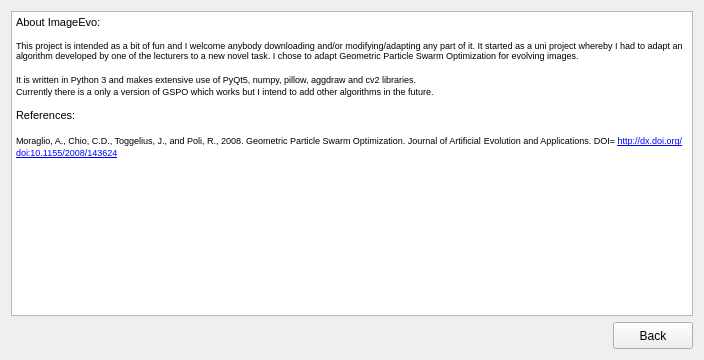
First picture: the form in ui/about_ui.ui, repository eM7RON/ImageEvo, before the edit.
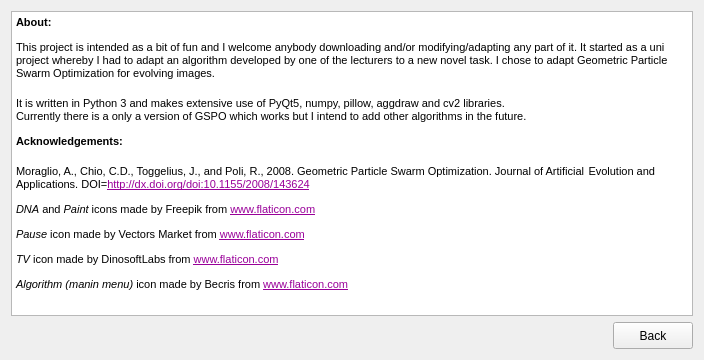
Second picture: the form after the edit.

```diff
--- a/ui/about_ui.ui
+++ b/ui/about_ui.ui
@@ -44,12 +44,15 @@
 &lt;html&gt;&lt;head&gt;&lt;meta name=&quot;qrichtext&quot; content=&quot;1&quot; /&gt;&lt;style type=&quot;text/css&quot;&gt;
 p, li { white-space: pre-wrap; }
 &lt;/style&gt;&lt;/head&gt;&lt;body style=&quot; font-family:'MS Shell Dlg 2'; font-size:8.25pt; font-weight:400; font-style:normal;&quot;&gt;
-&lt;p style=&quot; margin-top:0px; margin-bottom:0px; margin-left:0px; margin-right:0px; -qt-block-indent:0; text-indent:0px;&quot;&gt;&lt;span style=&quot; font-size:8pt;&quot;&gt;About ImageEvo:&lt;/span&gt;&lt;/p&gt;
-&lt;p style=&quot;-qt-paragraph-type:empty; margin-top:0px; margin-bottom:0px; margin-left:0px; margin-right:0px; -qt-block-indent:0; text-indent:0px; font-size:7pt;&quot;&gt;&lt;br /&gt;&lt;/p&gt;
-&lt;p style=&quot; margin-top:0px; margin-bottom:0px; margin-left:0px; margin-right:0px; -qt-block-indent:0; text-indent:0px;&quot;&gt;&lt;span style=&quot; font-size:7pt;&quot;&gt;This project is intended as a bit of fun and I welcome anybody downloading and/or modifying/adapting any part of it. It started as a uni project whereby I had to adapt an algorithm developed by one of the lecturers to a new novel task. I chose to adapt Geometric Particle Swarm Optimization for evolving images. &lt;/span&gt;&lt;/p&gt;
-&lt;p style=&quot; margin-top:12px; margin-bottom:12px; margin-left:0px; margin-right:0px; -qt-block-indent:0; text-indent:0px;&quot;&gt;&lt;span style=&quot; font-size:7pt;&quot;&gt;It is written in Python 3 and makes extensive use of PyQt5, numpy, pillow, aggdraw and cv2 libraries.&lt;/span&gt;&lt;span style=&quot; font-size:8pt;&quot;&gt;&lt;br /&gt;&lt;/span&gt;&lt;span style=&quot; font-size:7pt;&quot;&gt;Currently there is a only a version of GSPO which works but I intend to add other algorithms in the future.&lt;/span&gt;&lt;/p&gt;
-&lt;p style=&quot; margin-top:12px; margin-bottom:12px; margin-left:0px; margin-right:0px; -qt-block-indent:0; text-indent:0px;&quot;&gt;&lt;span style=&quot; font-size:8pt;&quot;&gt;References:&lt;/span&gt;&lt;/p&gt;
-&lt;p style=&quot; margin-top:12px; margin-bottom:12px; margin-left:0px; margin-right:0px; -qt-block-indent:0; text-indent:0px;&quot;&gt;&lt;span style=&quot; font-size:7pt;&quot;&gt;Moraglio, A., Chio, C.D., Toggelius, J., and Poli, R., 2008. Geometric Particle Swarm Optimization. Journal of Artiﬁcial&lt;/span&gt;&lt;span style=&quot; font-size:8pt;&quot;&gt; &lt;/span&gt;&lt;span style=&quot; font-size:7pt;&quot;&gt;Evolution and Applications. DOI= &lt;/span&gt;&lt;a href=&quot;https://www.youtube.com/redirect?q=http%3A%2F%2Fdx.doi.org%2Fdoi%3A10.1155%2F2008%2F143624&amp;amp;redir_token=0V26sT4JFjAT3OTN7-yaB-eYW6p8MTU4MzU3MjI5N0AxNTgzNDg1ODk3&amp;amp;event=video_description&amp;amp;v=YbGKnut8iy8&quot;&gt;&lt;span style=&quot; font-size:7pt; text-decoration: underline; color:#0000ff;&quot;&gt;http://dx.doi.org/doi:10.1155/2008/143624&lt;/span&gt;&lt;/a&gt;&lt;/p&gt;&lt;/body&gt;&lt;/html&gt;</string>
+&lt;p style=&quot; margin-top:12px; margin-bottom:12px; margin-left:0px; margin-right:0px; -qt-block-indent:0; text-indent:0px;&quot;&gt;&lt;span style=&quot; font-size:8pt; font-weight:600;&quot;&gt;About: &lt;/span&gt;&lt;/p&gt;
+&lt;p style=&quot; margin-top:12px; margin-bottom:12px; margin-left:0px; margin-right:0px; -qt-block-indent:0; text-indent:0px;&quot;&gt;&lt;span style=&quot; font-size:8pt;&quot;&gt;This project is intended as a bit of fun and I welcome anybody downloading and/or modifying/adapting any part of it. It started as a uni project whereby I had to adapt an algorithm developed by one of the lecturers to a new novel task. I chose to adapt Geometric Particle Swarm Optimization for evolving images. &lt;/span&gt;&lt;/p&gt;
+&lt;p style=&quot; margin-top:12px; margin-bottom:12px; margin-left:0px; margin-right:0px; -qt-block-indent:0; text-indent:0px;&quot;&gt;&lt;span style=&quot; font-size:8pt;&quot;&gt;It is written in Python 3 and makes extensive use of PyQt5, numpy, pillow, aggdraw and cv2 libraries.&lt;/span&gt;&lt;span style=&quot; font-size:12pt;&quot;&gt;&lt;br /&gt;&lt;/span&gt;&lt;span style=&quot; font-size:8pt;&quot;&gt;Currently there is a only a version of GSPO which works but I intend to add other algorithms in the future. &lt;/span&gt;&lt;/p&gt;
+&lt;p style=&quot; margin-top:12px; margin-bottom:12px; margin-left:0px; margin-right:0px; -qt-block-indent:0; text-indent:0px;&quot;&gt;&lt;span style=&quot; font-size:8pt; font-weight:600;&quot;&gt;Acknowledgements:&lt;/span&gt;&lt;span style=&quot; font-size:8pt;&quot;&gt; &lt;/span&gt;&lt;/p&gt;
+&lt;p style=&quot; margin-top:12px; margin-bottom:12px; margin-left:0px; margin-right:0px; -qt-block-indent:0; text-indent:0px;&quot;&gt;&lt;span style=&quot; font-size:8pt;&quot;&gt;Moraglio, A., Chio, C.D., Toggelius, J., and Poli, R., 2008. Geometric Particle Swarm Optimization. Journal of Artiﬁcial&lt;/span&gt;&lt;span style=&quot; font-size:12pt;&quot;&gt; &lt;/span&gt;&lt;span style=&quot; font-size:8pt;&quot;&gt;Evolution and Applications. DOI=&lt;/span&gt;&lt;a href=&quot;http://dx.doi.org/doi:10.1155/2008/143624&quot;&gt;&lt;span style=&quot; font-size:8pt; text-decoration: underline; color:#990099;&quot;&gt;http://dx.doi.org/doi:10.1155/2008/143624&lt;/span&gt;&lt;/a&gt;&lt;span style=&quot; font-size:8pt;&quot;&gt; &lt;/span&gt;&lt;/p&gt;
+&lt;p style=&quot; margin-top:12px; margin-bottom:12px; margin-left:0px; margin-right:0px; -qt-block-indent:0; text-indent:0px;&quot;&gt;&lt;span style=&quot; font-size:8pt; font-style:italic;&quot;&gt;DNA&lt;/span&gt;&lt;span style=&quot; font-size:8pt;&quot;&gt; and &lt;/span&gt;&lt;span style=&quot; font-size:8pt; font-style:italic;&quot;&gt;Paint&lt;/span&gt;&lt;span style=&quot; font-size:8pt;&quot;&gt; icons made by Freepik from &lt;/span&gt;&lt;a href=&quot;www.flaticon.com&quot;&gt;&lt;span style=&quot; font-size:8pt; text-decoration: underline; color:#990099;&quot;&gt;www.flaticon.com&lt;/span&gt;&lt;/a&gt;&lt;span style=&quot; font-size:8pt;&quot;&gt; &lt;/span&gt;&lt;/p&gt;
+&lt;p style=&quot; margin-top:12px; margin-bottom:12px; margin-left:0px; margin-right:0px; -qt-block-indent:0; text-indent:0px;&quot;&gt;&lt;span style=&quot; font-size:8pt; font-style:italic;&quot;&gt;Pause&lt;/span&gt;&lt;span style=&quot; font-size:8pt;&quot;&gt; icon made by Vectors Market from &lt;/span&gt;&lt;a href=&quot;www.flaticon.com&quot;&gt;&lt;span style=&quot; font-size:8pt; text-decoration: underline; color:#990099;&quot;&gt;www.flaticon.com&lt;/span&gt;&lt;/a&gt;&lt;span style=&quot; font-size:8pt;&quot;&gt; &lt;/span&gt;&lt;/p&gt;
+&lt;p style=&quot; margin-top:12px; margin-bottom:12px; margin-left:0px; margin-right:0px; -qt-block-indent:0; text-indent:0px;&quot;&gt;&lt;span style=&quot; font-size:8pt; font-style:italic;&quot;&gt;TV&lt;/span&gt;&lt;span style=&quot; font-size:8pt;&quot;&gt; icon made by DinosoftLabs from &lt;/span&gt;&lt;a href=&quot;www.flaticon.com&quot;&gt;&lt;span style=&quot; font-size:8pt; text-decoration: underline; color:#990099;&quot;&gt;www.flaticon.com&lt;/span&gt;&lt;/a&gt;&lt;span style=&quot; font-size:8pt;&quot;&gt; &lt;/span&gt;&lt;/p&gt;
+&lt;p style=&quot; margin-top:12px; margin-bottom:12px; margin-left:0px; margin-right:0px; -qt-block-indent:0; text-indent:0px;&quot;&gt;&lt;span style=&quot; font-size:8pt; font-style:italic;&quot;&gt;Algorithm&lt;/span&gt;&lt;span style=&quot; font-size:8pt;&quot;&gt; &lt;/span&gt;&lt;span style=&quot; font-size:8pt; font-style:italic;&quot;&gt;(manin menu) &lt;/span&gt;&lt;span style=&quot; font-size:8pt;&quot;&gt;icon made by Becris from &lt;/span&gt;&lt;a href=&quot;www.flaticon.com&quot;&gt;&lt;span style=&quot; font-size:8pt; text-decoration: underline; color:#990099;&quot;&gt;www.flaticon.com&lt;/span&gt;&lt;/a&gt;&lt;span style=&quot; font-size:8pt;&quot;&gt; &lt;/span&gt;&lt;/p&gt;&lt;/body&gt;&lt;/html&gt;</string>
        </property>
       </widget>
      </item>
```
